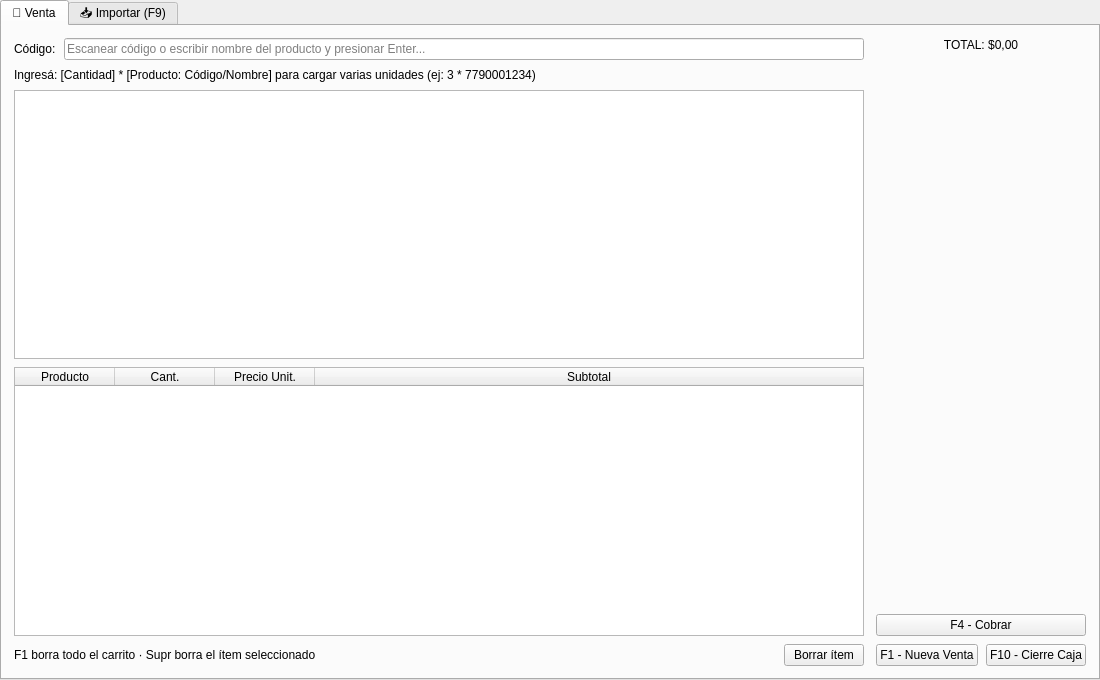
Above: src/infrastructure/ui/windows/main_window.ui from gustavoJimenezz/mostrador-kiosco-punto-de-venta before the change. Below: the same form after it.
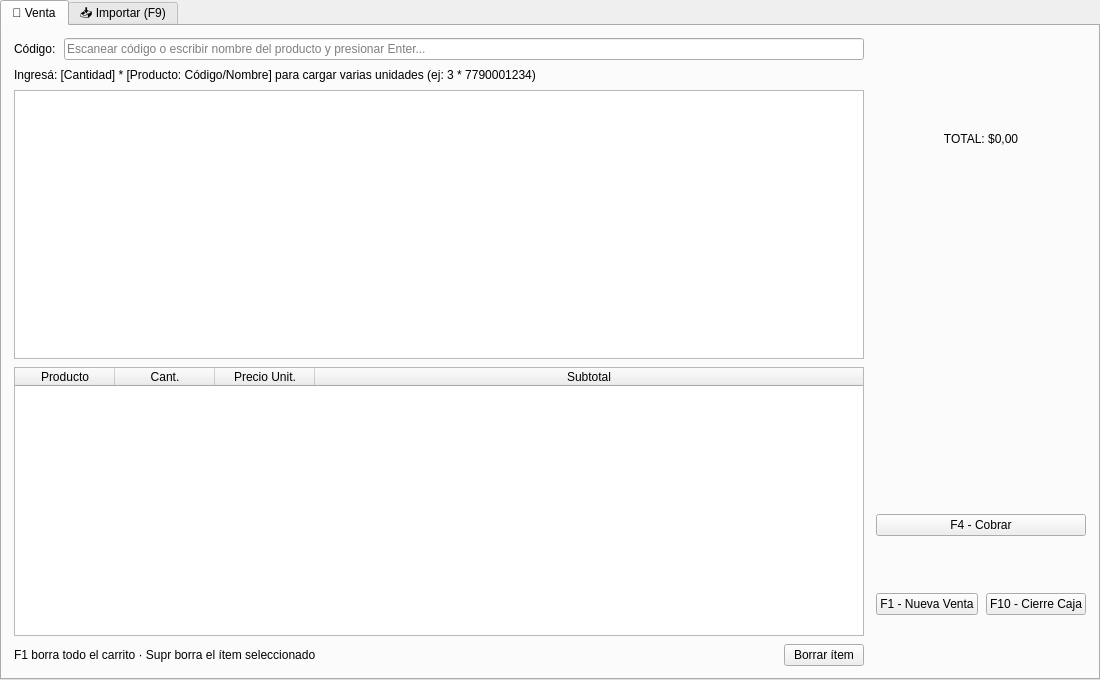
That is the form after the change.

The edit to the form file:
```diff
--- a/src/infrastructure/ui/windows/main_window.ui
+++ b/src/infrastructure/ui/windows/main_window.ui
@@ -223,18 +223,8 @@
            </widget>
           </item>
           <item>
-           <!-- Spacer flexible que empuja los botones al fondo -->
-           <spacer name="right_middle_spacer">
-            <property name="orientation">
-             <enum>Qt::Vertical</enum>
-            </property>
-            <property name="sizeHint" stdset="0">
-             <size>
-              <width>20</width>
-              <height>40</height>
-             </size>
-            </property>
-           </spacer>
+           <!-- Mini panel de historial de ventas del día (se reemplaza en main_window.py) -->
+           <widget class="QWidget" name="history_mini_placeholder"/>
           </item>
           <item>
            <!-- Bloque inferior anclado al piso: cobrar + nueva/cierre -->
```
Left out of the diff: 6 changed lines with no effect on the pictures.
